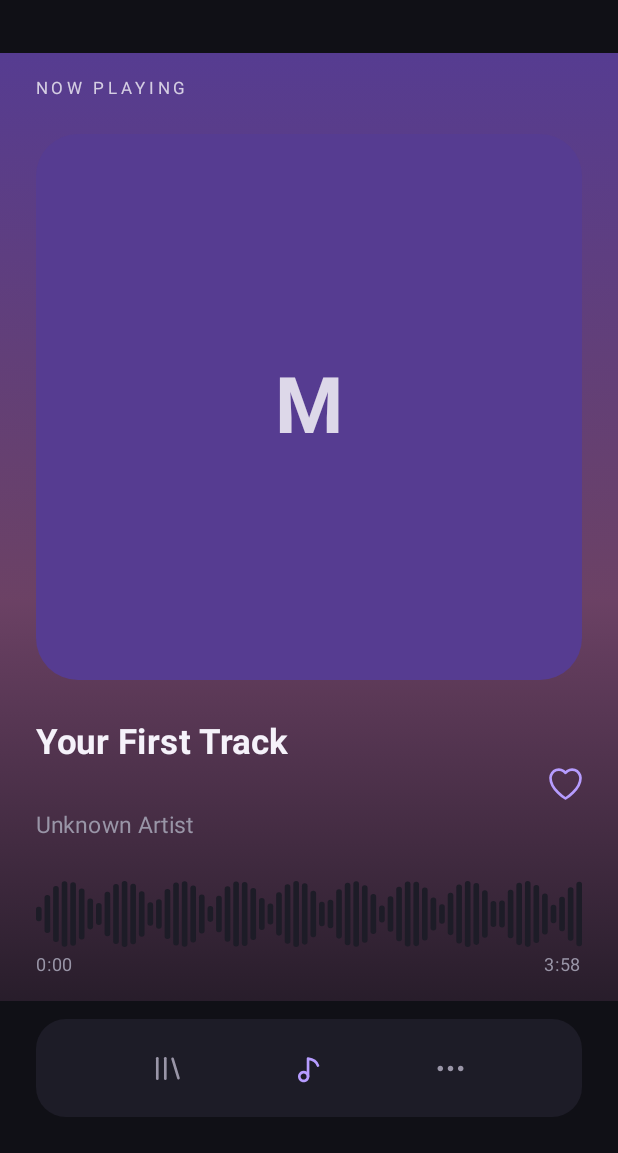
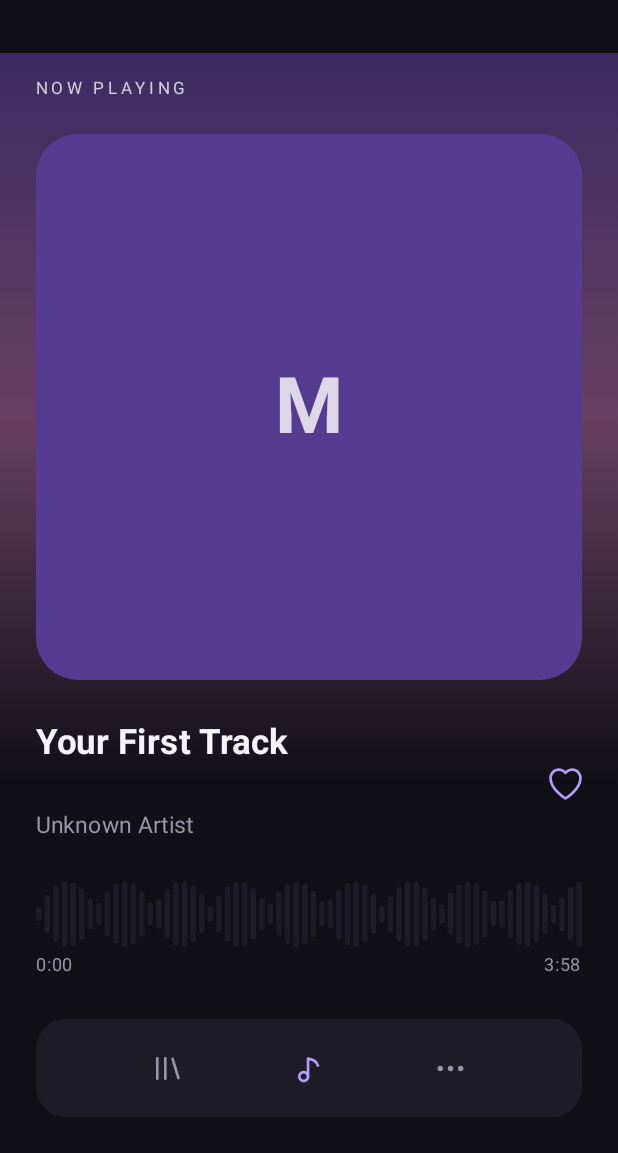
Before and after one commit to xrayman0127-bit/MiniPlayer, an Android app built with Jetpack Compose: the screen it shows after launch (MainActivity), on a phone screen of 412 x 824 dp, the part 83-1236 px from its top. Run offline under Robolectric (Android 15) with nearby library versions, the phone set to English and light mode, and no system bars.

Commit message:
Add blurred album artwork background

```diff
--- a/app/src/main/java/com/musab/miniplayer/MainActivity.kt
+++ b/app/src/main/java/com/musab/miniplayer/MainActivity.kt
@@ -45,6 +45,8 @@ import androidx.compose.ui.layout.ContentScale
 import androidx.compose.ui.Alignment
 import androidx.compose.ui.Modifier
 import androidx.compose.ui.draw.clip
+import androidx.compose.ui.draw.blur
+import androidx.compose.ui.draw.BlurredEdgeTreatment
 import androidx.compose.ui.graphics.Brush
 import androidx.compose.ui.graphics.Color
 import androidx.compose.ui.graphics.asImageBitmap
@@ -711,21 +713,41 @@ fun PlayerScreen(
     }
 
     Box(
+        modifier = Modifier.fillMaxWidth()
+    ) {
+        if (bitmap != null) {
+            Image(
+                bitmap = bitmap.asImageBitmap(),
+                contentDescription = null,
                 modifier = Modifier
-            .fillMaxWidth()
+                    .matchParentSize()
+                    .blur(
+                        36.dp,
+                        edgeTreatment = BlurredEdgeTreatment.Unbounded
+                    ),
+                contentScale = ContentScale.Crop
+            )
+        }
+
+        Box(
+            modifier = Modifier
+                .matchParentSize()
                 .background(
                     Brush.verticalGradient(
                         colors = listOf(
-                        artworkColors[0],
-                        artworkColors[1].copy(alpha = 0.75f),
+                            artworkColors[0].copy(alpha = 0.62f),
+                            artworkColors[1].copy(alpha = 0.72f),
+                            Background.copy(alpha = 0.96f),
                             Background
                         )
                     )
                 )
+        )
+
+        Column(
+            modifier = Modifier
+                .fillMaxWidth()
                 .padding(horizontal = 24.dp, vertical = 12.dp)
-    ) {
-        Column(
-            modifier = Modifier.fillMaxWidth()
         ) {
             Text(
                 "NOW PLAYING",
```
Lines whose indentation alone changed are shown as unchanged.
